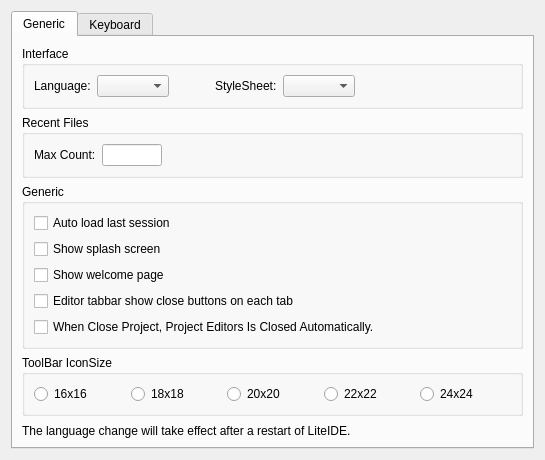
The window that liteidex/src/liteapp/liteappoption.ui (seanxyh/liteide) describes before a commit, drawn with Qt 5.
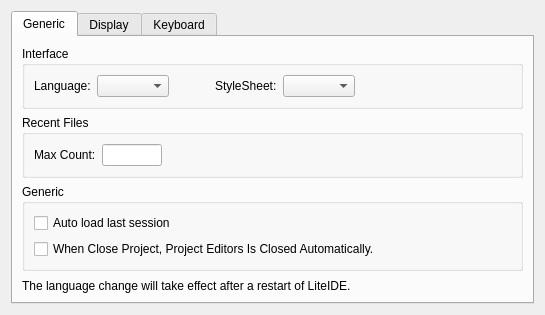
The same window after the commit.

Commit message: update liteapp option

Diff of the .ui file:
```diff
--- a/liteidex/src/liteapp/liteappoption.ui
+++ b/liteidex/src/liteapp/liteappoption.ui
@@ -7,7 +7,7 @@
     <x>0</x>
     <y>0</y>
     <width>545</width>
-    <height>395</height>
+    <height>272</height>
    </rect>
   </property>
   <property name="windowTitle">
@@ -140,7 +140,7 @@
          <property name="title">
           <string>Generic</string>
          </property>
-         <layout class="QVBoxLayout" name="verticalLayout">
+         <layout class="QVBoxLayout" name="verticalLayout_6">
           <item>
            <widget class="QCheckBox" name="autoLoadLastSessionCheckBox">
             <property name="text">
@@ -149,6 +149,60 @@
            </widget>
           </item>
           <item>
+           <widget class="QCheckBox" name="autoCloseProjecEditorsCheckBox">
+            <property name="text">
+             <string>When Close Project, Project Editors Is Closed Automatically.</string>
+            </property>
+           </widget>
+          </item>
+         </layout>
+        </widget>
+       </item>
+       <item>
+        <spacer name="verticalSpacer">
+         <property name="orientation">
+          <enum>Qt::Vertical</enum>
+         </property>
+         <property name="sizeHint" stdset="0">
+          <size>
+           <width>20</width>
+           <height>40</height>
+          </size>
+         </property>
+        </spacer>
+       </item>
+       <item>
+        <widget class="QLabel" name="label_2">
+         <property name="text">
+          <string>The language change will take effect after a restart of LiteIDE.</string>
+         </property>
+         <property name="scaledContents">
+          <bool>false</bool>
+         </property>
+         <property name="wordWrap">
+          <bool>true</bool>
+         </property>
+        </widget>
+       </item>
+      </layout>
+      <zorder>label_2</zorder>
+      <zorder>groupBox_2</zorder>
+      <zorder>groupBox</zorder>
+      <zorder>groupBox_3</zorder>
+      <zorder>verticalSpacer</zorder>
+     </widget>
+     <widget class="QWidget" name="tab_3">
+      <attribute name="title">
+       <string>Display</string>
+      </attribute>
+      <layout class="QVBoxLayout" name="verticalLayout_2">
+       <item>
+        <widget class="QGroupBox" name="groupBox_8">
+         <property name="title">
+          <string>Display</string>
+         </property>
+         <layout class="QVBoxLayout" name="verticalLayout">
+          <item>
            <widget class="QCheckBox" name="splashVisibleCheckBox">
             <property name="text">
              <string>Show splash screen</string>
@@ -169,18 +223,11 @@
             </property>
            </widget>
           </item>
-          <item>
-           <widget class="QCheckBox" name="autoCloseProjecEditorsCheckBox">
-            <property name="text">
-             <string>When Close Project, Project Editors Is Closed Automatically.</string>
-            </property>
-           </widget>
-          </item>
          </layout>
         </widget>
        </item>
        <item>
-        <widget class="QGroupBox" name="groupBox_5">
+        <widget class="QGroupBox" name="groupBox_9">
          <property name="title">
           <string>ToolBar IconSize</string>
          </property>
@@ -239,31 +286,18 @@
         </widget>
        </item>
        <item>
-        <spacer name="verticalSpacer">
+        <spacer name="verticalSpacer_4">
          <property name="orientation">
           <enum>Qt::Vertical</enum>
          </property>
          <property name="sizeHint" stdset="0">
           <size>
            <width>20</width>
-           <height>0</height>
+           <height>40</height>
           </size>
          </property>
         </spacer>
        </item>
-       <item>
-        <widget class="QLabel" name="label_2">
-         <property name="text">
-          <string>The language change will take effect after a restart of LiteIDE.</string>
-         </property>
-         <property name="scaledContents">
-          <bool>false</bool>
-         </property>
-         <property name="wordWrap">
-          <bool>true</bool>
-         </property>
-        </widget>
-       </item>
       </layout>
       <zorder>label_2</zorder>
       <zorder>groupBox_5</zorder>
```
Left out of the diff: 9 changed lines with no effect on the pictures.
